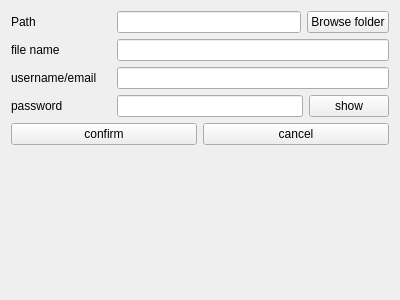
This is src/UI/newFile.ui in PandaGamersHDNL/LocoPass as Qt 5 draws it before an edit. The edited form follows.
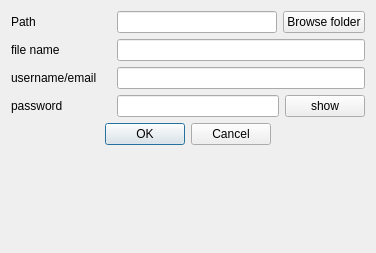
This is the edited form.

Diff of the .ui file:
```diff
--- a/src/UI/newFile.ui
+++ b/src/UI/newFile.ui
@@ -1,21 +1,23 @@
 <?xml version="1.0" encoding="UTF-8"?>
 <ui version="4.0">
- <class>NewFile</class>
- <widget class="QWidget" name="NewFile">
+ <class>newFile</class>
+ <widget class="QDialog" name="newFile">
   <property name="geometry">
    <rect>
     <x>0</x>
     <y>0</y>
-    <width>400</width>
-    <height>300</height>
+    <width>376</width>
+    <height>253</height>
    </rect>
   </property>
   <property name="windowTitle">
    <string>New file</string>
   </property>
+  <layout class="QVBoxLayout" name="verticalLayout_2">
+   <item>
   <layout class="QVBoxLayout" name="verticalLayout">
    <item>
-    <layout class="QHBoxLayout" name="horizontalLayout">
+      <layout class="QHBoxLayout" name="horizontalLayout_3">
      <item>
       <widget class="QLabel" name="pathLabel">
        <property name="minimumSize">
@@ -51,7 +53,7 @@
     </layout>
    </item>
    <item>
-    <layout class="QHBoxLayout" name="horizontalLayout_2">
+      <layout class="QHBoxLayout" name="horizontalLayout">
      <item>
       <widget class="QLabel" name="filenameLabel">
        <property name="minimumSize">
@@ -80,7 +82,7 @@
     </layout>
    </item>
    <item>
-    <layout class="QHBoxLayout" name="horizontalLayout_4">
+      <layout class="QHBoxLayout" name="horizontalLayout_2">
      <item>
       <widget class="QLabel" name="usernameLabel">
        <property name="minimumSize">
@@ -109,7 +111,7 @@
     </layout>
    </item>
    <item>
-    <layout class="QHBoxLayout" name="horizontalLayout_5">
+      <layout class="QHBoxLayout" name="horizontalLayout_4">
      <item>
       <widget class="QLabel" name="passLabel">
        <property name="minimumSize">
@@ -149,22 +151,17 @@
     </layout>
    </item>
    <item>
-    <layout class="QHBoxLayout" name="horizontalLayout_3">
-     <item>
-      <widget class="QPushButton" name="confirmBtn">
-       <property name="text">
-        <string>confirm</string>
+      <widget class="QDialogButtonBox" name="buttonBox">
+       <property name="orientation">
+        <enum>Qt::Horizontal</enum>
        </property>
-      </widget>
-     </item>
-     <item>
-      <widget class="QPushButton" name="cancelBtn">
-       <property name="text">
-        <string>cancel</string>
+       <property name="standardButtons">
+        <set>QDialogButtonBox::Cancel|QDialogButtonBox::Ok</set>
        </property>
+       <property name="centerButtons">
+        <bool>true</bool>
+       </property>
       </widget>
-     </item>
-    </layout>
    </item>
    <item>
     <spacer name="verticalSpacer">
@@ -180,6 +177,8 @@
     </spacer>
    </item>
   </layout>
+   </item>
+  </layout>
  </widget>
  <resources/>
  <connections/>
```
Left out of the diff: 37 changed lines with no effect on the pictures. Lines whose indentation alone changed are shown as unchanged.
